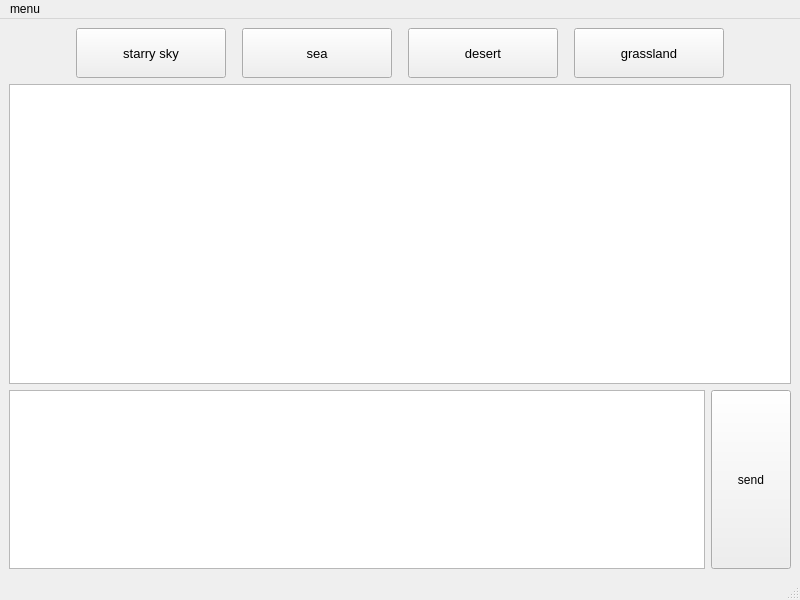
First picture: the form in testClient/admin/mainwindow.ui, repository Usotsu7ki/Facial-Expression-Recognition-System, before the edit.
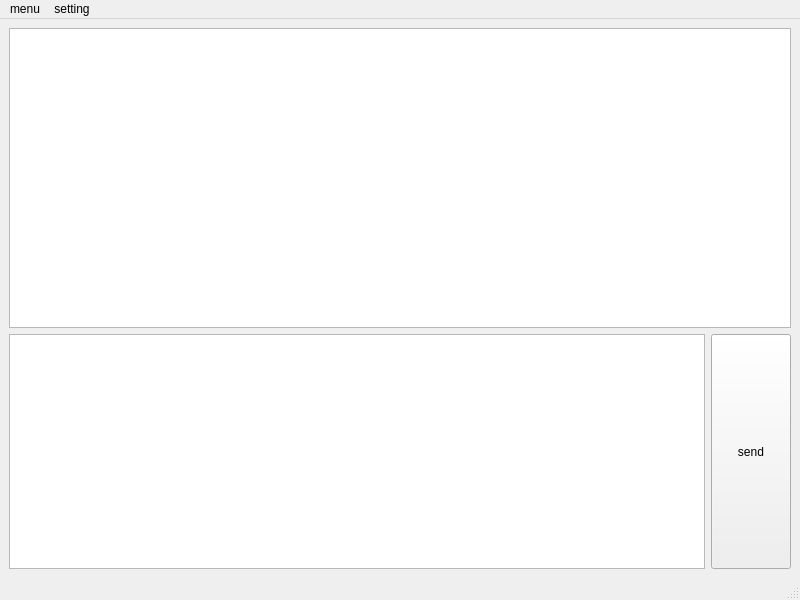
Second picture: the form after the edit.

Commit message: background button to action and record position move

```diff
--- a/testClient/admin/mainwindow.ui
+++ b/testClient/admin/mainwindow.ui
@@ -20,7 +20,7 @@
       <item row="3" column="0">
        <layout class="QHBoxLayout" name="horizontalLayout"/>
       </item>
-      <item row="1" column="0">
+      <item row="0" column="0">
        <widget class="QListWidget" name="listWidget_2">
         <property name="sizePolicy">
          <sizepolicy hsizetype="Expanding" vsizetype="Expanding">
@@ -36,7 +36,7 @@
         </property>
        </widget>
       </item>
-      <item row="2" column="0">
+      <item row="1" column="0">
        <layout class="QHBoxLayout" name="horizontalLayout_2">
         <item>
          <widget class="QTextEdit" name="textEdit"/>
@@ -70,208 +70,6 @@
         </item>
        </layout>
       </item>
-      <item row="0" column="0">
-       <layout class="QHBoxLayout" name="horizontalLayout_12">
-        <item>
-         <spacer name="horizontalSpacer_8">
-          <property name="orientation">
-           <enum>Qt::Horizontal</enum>
-          </property>
-          <property name="sizeHint" stdset="0">
-           <size>
-            <width>13</width>
-            <height>20</height>
-           </size>
-          </property>
-         </spacer>
-        </item>
-        <item>
-         <widget class="QPushButton" name="btn_1">
-          <property name="sizePolicy">
-           <sizepolicy hsizetype="Fixed" vsizetype="Fixed">
-            <horstretch>0</horstretch>
-            <verstretch>0</verstretch>
-           </sizepolicy>
-          </property>
-          <property name="minimumSize">
-           <size>
-            <width>150</width>
-            <height>50</height>
-           </size>
-          </property>
-          <property name="maximumSize">
-           <size>
-            <width>150</width>
-            <height>50</height>
-           </size>
-          </property>
-          <property name="font">
-           <font>
-            <family>Arial</family>
-            <pointsize>10</pointsize>
-           </font>
-          </property>
-          <property name="text">
-           <string>starry sky</string>
-          </property>
-         </widget>
-        </item>
-        <item>
-         <spacer name="horizontalSpacer_23">
-          <property name="orientation">
-           <enum>Qt::Horizontal</enum>
-          </property>
-          <property name="sizeType">
-           <enum>QSizePolicy::Fixed</enum>
-          </property>
-          <property name="sizeHint" stdset="0">
-           <size>
-            <width>10</width>
-            <height>20</height>
-           </size>
-          </property>
-         </spacer>
-        </item>
-        <item>
-         <widget class="QPushButton" name="btn_2">
-          <property name="sizePolicy">
-           <sizepolicy hsizetype="Fixed" vsizetype="Fixed">
-            <horstretch>0</horstretch>
-            <verstretch>0</verstretch>
-           </sizepolicy>
-          </property>
-          <property name="minimumSize">
-           <size>
-            <width>150</width>
-            <height>50</height>
-           </size>
-          </property>
-          <property name="maximumSize">
-           <size>
-            <width>150</width>
-            <height>50</height>
-           </size>
-          </property>
-          <property name="font">
-           <font>
-            <family>Arial</family>
-            <pointsize>10</pointsize>
-           </font>
-          </property>
-          <property name="text">
-           <string>sea</string>
-          </property>
-         </widget>
-        </item>
-        <item>
-         <spacer name="horizontalSpacer_24">
-          <property name="orientation">
-           <enum>Qt::Horizontal</enum>
-          </property>
-          <property name="sizeType">
-           <enum>QSizePolicy::Fixed</enum>
-          </property>
-          <property name="sizeHint" stdset="0">
-           <size>
-            <width>10</width>
-            <height>20</height>
-           </size>
-          </property>
-         </spacer>
-        </item>
-        <item>
-         <widget class="QPushButton" name="btn_3">
-          <property name="sizePolicy">
-           <sizepolicy hsizetype="Fixed" vsizetype="Fixed">
-            <horstretch>0</horstretch>
-            <verstretch>0</verstretch>
-           </sizepolicy>
-          </property>
-          <property name="minimumSize">
-           <size>
-            <width>150</width>
-            <height>50</height>
-           </size>
-          </property>
-          <property name="maximumSize">
-           <size>
-            <width>150</width>
-            <height>50</height>
-           </size>
-          </property>
-          <property name="font">
-           <font>
-            <family>Arial</family>
-            <pointsize>10</pointsize>
-           </font>
-          </property>
-          <property name="text">
-           <string>desert</string>
-          </property>
-         </widget>
-        </item>
-        <item>
-         <spacer name="horizontalSpacer_25">
-          <property name="orientation">
-           <enum>Qt::Horizontal</enum>
-          </property>
-          <property name="sizeType">
-           <enum>QSizePolicy::Fixed</enum>
-          </property>
-          <property name="sizeHint" stdset="0">
-           <size>
-            <width>10</width>
-            <height>20</height>
-           </size>
-          </property>
-         </spacer>
-        </item>
-        <item>
-         <widget class="QPushButton" name="btn_4">
-          <property name="sizePolicy">
-           <sizepolicy hsizetype="Fixed" vsizetype="Fixed">
-            <horstretch>0</horstretch>
-            <verstretch>0</verstretch>
-           </sizepolicy>
-          </property>
-          <property name="minimumSize">
-           <size>
-            <width>150</width>
-            <height>50</height>
-           </size>
-          </property>
-          <property name="maximumSize">
-           <size>
-            <width>150</width>
-            <height>50</height>
-           </size>
-          </property>
-          <property name="font">
-           <font>
-            <family>Arial</family>
-            <pointsize>10</pointsize>
-           </font>
-          </property>
-          <property name="text">
-           <string>grassland</string>
-          </property>
-         </widget>
-        </item>
-        <item>
-         <spacer name="horizontalSpacer_9">
-          <property name="orientation">
-           <enum>Qt::Horizontal</enum>
-          </property>
-          <property name="sizeHint" stdset="0">
-           <size>
-            <width>13</width>
-            <height>20</height>
-           </size>
-          </property>
-         </spacer>
-        </item>
-       </layout>
-      </item>
      </layout>
     </item>
    </layout>
@@ -292,10 +90,24 @@
     <addaction name="actionhelp"/>
     <addaction name="actionContact_us"/>
     <addaction name="separator"/>
-    <addaction name="actionLog_out"/>
-    <addaction name="actionQuit_Ctrl_W"/>
+   </widget>
+   <widget class="QMenu" name="menusetting">
+    <property name="title">
+     <string>setting</string>
+    </property>
+    <widget class="QMenu" name="menuAppearance">
+     <property name="title">
+      <string>Appearance</string>
+     </property>
+     <addaction name="actionstarry_sky"/>
+     <addaction name="actionsea"/>
+     <addaction name="actiondesert"/>
+     <addaction name="actiongrassland"/>
+    </widget>
+    <addaction name="menuAppearance"/>
    </widget>
    <addaction name="menumenu"/>
+   <addaction name="menusetting"/>
   </widget>
   <widget class="QStatusBar" name="statusbar"/>
   <action name="actionhelp">
```
Left out of the diff: 22 changed lines with no effect on the pictures. The commit also changes 88 other files.
